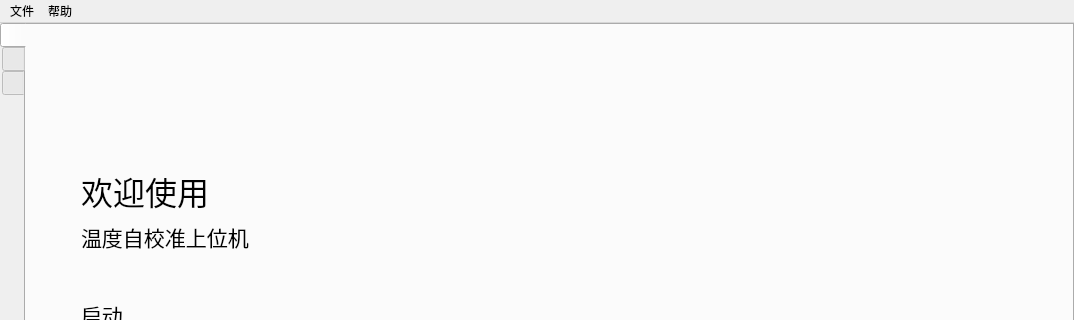
Old version of the form mainwindow.ui in the repository m-RNA/TemperatureSelfCorrectionBasedOnQtSerial; both pictures show x 0 to 1074 and y 0 to 320 of the 1074 by 700 pixel window.
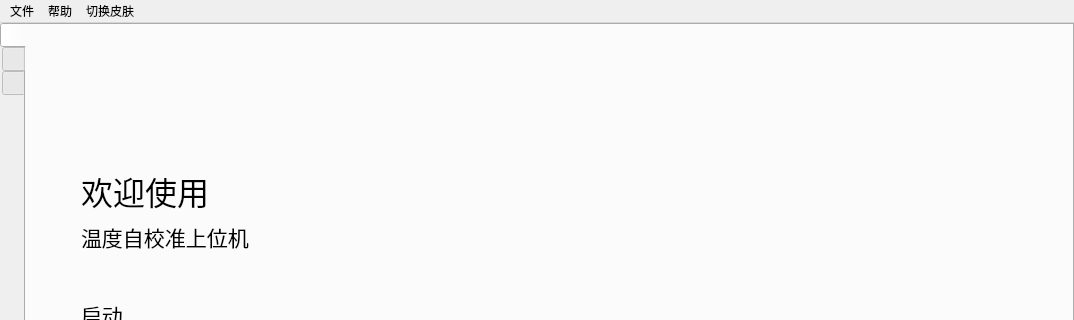
New version of the form. The open tabs and pages were chosen to show the change. Icons and pictures are not drawn. Custom widgets are drawn as their Qt base class.

Patch:
```diff
--- a/mainwindow.ui
+++ b/mainwindow.ui
@@ -1221,8 +1221,18 @@
     <addaction name="separator"/>
     <addaction name="actionQuit"/>
    </widget>
+   <widget class="QMenu" name="menuStyleSwitch">
+    <property name="title">
+     <string>切换皮肤</string>
+    </property>
+    <addaction name="actionLightStyle"/>
+    <addaction name="actionBlueStyle"/>
+    <addaction name="actionGrayStyle"/>
+    <addaction name="actionDarkStyle"/>
+   </widget>
    <addaction name="menu"/>
    <addaction name="menuAbout"/>
+   <addaction name="menuStyleSwitch"/>
   </widget>
   <widget class="QStatusBar" name="statusbar"/>
   <action name="actionAbout">
```
Left out of the diff: 37 changed lines with no effect on the pictures.
